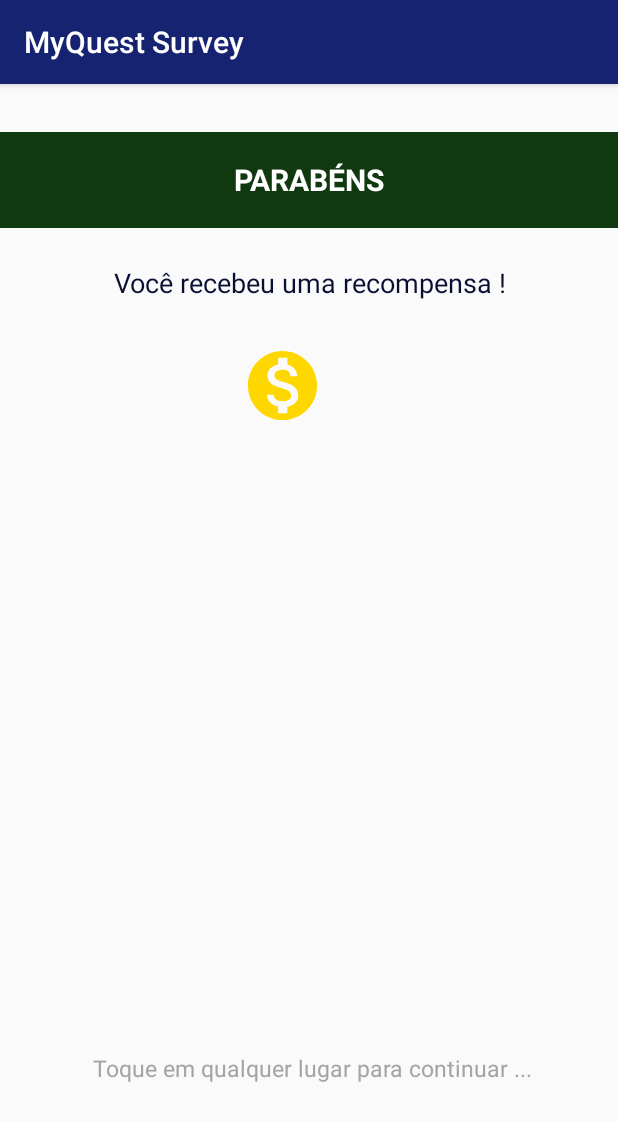
After one commit to tbelem/tccifsp, an Android app: the RecompensaActivity screen opened directly, with no data from a screen before it, on a phone screen of 412 x 824 dp. The commit adds this screen. Shown: the top 1121 px of the screen. Run offline under Robolectric (Android 15) with nearby library versions, the phone set to English and light mode, and no system bars; our stand-ins replace Firebase (no records; nobody signed in at launch, a user with empty details on screens opened directly); 1 statement that could not run was skipped.

Commit message:
Fluxo de resposta e recompensa completo

```diff
--- a/app/build.gradle
+++ b/app/build.gradle
@@ -34,4 +34,5 @@ dependencies {
 
 
 
+
 apply plugin: 'com.google.gms.google-services'
--- a/app/src/main/java/proj/ifsp/tcc1/Activity/HomeActivity.java
+++ b/app/src/main/java/proj/ifsp/tcc1/Activity/HomeActivity.java
@@ -146,6 +146,10 @@ public class HomeActivity extends AppCompatActivity {
 
                 pendentes.clear();
 
+                if(dataSnapshot.getChildrenCount() == 0){
+                    pa.notifyDataSetChanged();
+                }
+
                 for (DataSnapshot row : dataSnapshot.getChildren()){
 
                     DatabaseReference buscaQuestionario = InstanceFactory.getDBInstance().getReference("questionarios").child(row.getKey());
@@ -171,7 +175,6 @@ public class HomeActivity extends AppCompatActivity {
                     });
 
                 }
-
             }
 
             @Override
--- /dev/null
+++ b/app/src/main/java/proj/ifsp/tcc1/Activity/RecompensaActivity.java
@@ -0,0 +1,154 @@
+package proj.ifsp.tcc1.Activity;
+
+import android.content.Intent;
+import android.provider.ContactsContract;
+import android.support.constraint.ConstraintLayout;
+import android.support.v7.app.AppCompatActivity;
+import android.os.Bundle;
+import android.util.Log;
+import android.view.View;
+import android.widget.TextView;
+
+import com.google.firebase.database.DataSnapshot;
+import com.google.firebase.database.DatabaseError;
+import com.google.firebase.database.DatabaseReference;
+import com.google.firebase.database.ValueEventListener;
+
+import proj.ifsp.tcc1.Model.Movimentacao;
+import proj.ifsp.tcc1.Model.Questionario;
+import proj.ifsp.tcc1.Model.Usuario;
+import proj.ifsp.tcc1.R;
+import proj.ifsp.tcc1.Util.DateConverter;
+import proj.ifsp.tcc1.Util.InstanceFactory;
+
+public class RecompensaActivity extends AppCompatActivity {
+
+    private TextView txtRecompensa;
+
+    private Questionario questionario;
+    private Usuario usuario;
+    private boolean ready;
+
+    @Override
+    protected void onCreate(Bundle savedInstanceState) {
+        super.onCreate(savedInstanceState);
+        setContentView(R.layout.activity_recompensa);
+
+        txtRecompensa = (TextView) findViewById(R.id.txRecompensa);
+
+        txtRecompensa.setText("");
+
+        ready = false;
+
+        buscaQuestionario(this.getIntent().getStringExtra("questionarioID")
+                         ,this.getIntent().getStringExtra("usuarioID"));
+
+        ConstraintLayout tela = (ConstraintLayout) findViewById(R.id.recompensaLayout);
+        tela.setOnClickListener(new View.OnClickListener() {
+            @Override
+            public void onClick(View view) {
+                if(ready){
+                    finish();
+                }
+            }
+        });
+    }
+
+    private void buscaQuestionario(String pQuestionarioID, final String pUsuarioID){
+        DatabaseReference query = InstanceFactory.getDBInstance().getReference("questionarios").child(pQuestionarioID);
+
+        query.addListenerForSingleValueEvent(new ValueEventListener() {
+            @Override
+            public void onDataChange(DataSnapshot dataSnapshot) {
+                questionario = dataSnapshot.getValue(Questionario.class);
+                questionario.setId(dataSnapshot.getKey());
+
+                if (questionario == null){
+                    Log.e("DATABASE ERROR","Questionario nao encontrado !");
+                }
+                else{
+                    buscaUsuario(pUsuarioID);
+                }
+            }
+
+            @Override
+            public void onCancelled(DatabaseError databaseError) {
+                Log.e("DATABASE ERROR",databaseError.toString());
+            }
+        });
+    }
+
+    private void buscaUsuario(String pUsuarioID){
+        DatabaseReference query = InstanceFactory.getDBInstance().getReference("usuarios").child(pUsuarioID);
+
+        query.addListenerForSingleValueEvent(new ValueEventListener() {
+            @Override
+            public void onDataChange(DataSnapshot dataSnapshot) {
+                usuario = dataSnapshot.getValue(Usuario.class);
+                usuario.setUID(dataSnapshot.getKey());
+
+                if (usuario == null){
+                    Log.e("DATABASE ERROR","Usuario nao encontrado !");
+                }
+                else{
+                    calculaSaldo();
+                }
+            }
+
+            @Override
+            public void onCancelled(DatabaseError databaseError) {
+                Log.e("DATABASE ERROR",databaseError.toString());
+            }
+        });
+    }
+
+    private void calculaSaldo(){
+        int novoSaldo = usuario.getSaldo() + questionario.getRecompensa();
+
+        DatabaseReference node = InstanceFactory.getDBInstance().getReference("usuarios").child(usuario.getUID());
+
+        node.child("saldo").setValue(novoSaldo, new DatabaseReference.CompletionListener() {
+            @Override
+            public void onComplete(DatabaseError databaseError, DatabaseReference databaseReference) {
+                if (databaseError == null){
+                    txtRecompensa.setText(String.valueOf(questionario.getRecompensa()));
+                    salvaMovimentacao();
+                }
+                else {
+                    Log.e("DATABASE ERROR",databaseError.toString());
+                }
+            }
+        });
+    }
+
+    private void salvaMovimentacao(){
+        DatabaseReference node = InstanceFactory.getDBInstance().getReference("movimentacao").child(usuario.getUID());
+
+        Movimentacao movimentacao = new Movimentacao();
+
+        movimentacao.setData(DateConverter.sysdateToTimestamp());
+        movimentacao.setDescricao("Resposta Questionario");
+        movimentacao.setTipo("credito");
+        movimentacao.setValor(questionario.getRecompensa());
+
+        node.push().setValue(movimentacao);
+
+        retiraPendencia();
+    }
+
+    private void retiraPendencia(){
+        DatabaseReference node = InstanceFactory.getDBInstance().getReference("usuarios").child(usuario.getUID()).child("pendentes");
+
+        node.child(questionario.getId()).removeValue(new DatabaseReference.CompletionListener() {
+            @Override
+            public void onComplete(DatabaseError databaseError, DatabaseReference databaseReference) {
+                if (databaseError == null){
+                    ready = true;
+                }
+                else{
+                    Log.e("DATABASE ERROR",databaseError.toString());
+                }
+            }
+        });
+    }
+}
--- /dev/null
+++ b/app/src/main/res/drawable/ic_big_coin.xml
@@ -0,0 +1,4 @@
+<vector android:height="55dp" android:viewportHeight="24.0"
+    android:viewportWidth="24.0" android:width="55dp" xmlns:android="http://schemas.android.com/apk/res/android">
+    <path android:fillColor="@color/creditColor" android:pathData="M12,2C6.48,2 2,6.48 2,12s4.48,10 10,10 10,-4.48 10,-10S17.52,2 12,2zM13.41,18.09L13.41,20h-2.67v-1.93c-1.71,-0.36 -3.16,-1.46 -3.27,-3.4h1.96c0.1,1.05 0.82,1.87 2.65,1.87 1.96,0 2.4,-0.98 2.4,-1.59 0,-0.83 -0.44,-1.61 -2.67,-2.14 -2.48,-0.6 -4.18,-1.62 -4.18,-3.67 0,-1.72 1.39,-2.84 3.11,-3.21L10.74,4h2.67v1.95c1.86,0.45 2.79,1.86 2.85,3.39L14.3,9.34c-0.05,-1.11 -0.64,-1.87 -2.22,-1.87 -1.5,0 -2.4,0.68 -2.4,1.64 0,0.84 0.65,1.39 2.67,1.91s4.18,1.39 4.18,3.91c-0.01,1.83 -1.38,2.83 -3.12,3.16z"/>
+</vector>
--- a/app/src/main/res/layout/activity_alternativa.xml
+++ b/app/src/main/res/layout/activity_alternativa.xml
@@ -141,6 +141,7 @@
             android:layout_marginEnd="0dp"
             android:layout_marginTop="32dp"
             android:backgroundTint="@color/colorSecondaryDark"
+            android:onClick="concluirQuestionario"
             android:text="@string/btConcluir"
             android:textColor="@color/colorTextSecondary"
             android:visibility="invisible"
--- /dev/null
+++ b/app/src/main/res/layout/activity_recompensa.xml
@@ -0,0 +1,82 @@
+<?xml version="1.0" encoding="utf-8"?>
+<android.support.constraint.ConstraintLayout xmlns:android="http://schemas.android.com/apk/res/android"
+    xmlns:app="http://schemas.android.com/apk/res-auto"
+    xmlns:tools="http://schemas.android.com/tools"
+    android:layout_width="match_parent"
+    android:layout_height="match_parent"
+    tools:context="proj.ifsp.tcc1.Activity.RecompensaActivity"
+    android:id="@+id/recompensaLayout">
+
+    <TextView
+        android:id="@+id/lbParabens"
+        android:layout_width="0dp"
+        android:layout_height="64dp"
+        android:layout_marginTop="32dp"
+        android:background="@color/colorSecondaryDark"
+        android:gravity="center"
+        android:text="@string/txParabens"
+        android:textAlignment="center"
+        android:textColor="@color/colorTextSecondary"
+        android:textSize="@dimen/titleSize"
+        android:textStyle="bold"
+        app:layout_constraintLeft_toLeftOf="parent"
+        app:layout_constraintRight_toRightOf="parent"
+        app:layout_constraintTop_toTopOf="parent" />
+
+    <TextView
+        android:id="@+id/lbRecebimento"
+        android:layout_width="wrap_content"
+        android:layout_height="wrap_content"
+        android:layout_marginEnd="8dp"
+        android:layout_marginLeft="0dp"
+        android:layout_marginRight="0dp"
+        android:layout_marginStart="8dp"
+        android:layout_marginTop="24dp"
+        android:text="@string/txRecebimento"
+        android:textAlignment="center"
+        android:textColor="@color/colorPrimaryDark"
+        android:textSize="@dimen/LabelSize"
+        app:layout_constraintLeft_toLeftOf="parent"
+        app:layout_constraintRight_toRightOf="parent"
+        app:layout_constraintTop_toBottomOf="@+id/lbParabens" />
+
+    <TextView
+        android:id="@+id/lbToque"
+        android:layout_width="wrap_content"
+        android:layout_height="wrap_content"
+        android:layout_marginEnd="8dp"
+        android:layout_marginLeft="0dp"
+        android:layout_marginRight="0dp"
+        android:layout_marginStart="8dp"
+        android:layout_marginTop="0dp"
+        android:text="@string/txToque"
+        android:textAlignment="center"
+        android:textColor="@color/disabledLabel"
+        android:textSize="@dimen/SmallText"
+        app:layout_constraintHorizontal_bias="0.52"
+        app:layout_constraintLeft_toLeftOf="parent"
+        app:layout_constraintRight_toRightOf="parent"
+        app:layout_constraintTop_toBottomOf="@+id/txRecompensa"
+        app:layout_constraintBottom_toBottomOf="parent"
+        android:layout_marginBottom="0dp"
+        app:layout_constraintVertical_bias="0.8" />
+
+    <TextView
+        android:id="@+id/txRecompensa"
+        android:layout_width="wrap_content"
+        android:layout_height="wrap_content"
+        android:layout_marginLeft="0dp"
+        android:layout_marginRight="0dp"
+        android:layout_marginTop="16dp"
+        android:drawableStart="@drawable/ic_big_coin"
+        android:gravity="center"
+        android:text="12"
+        android:textAlignment="center"
+        android:textColor="@color/creditColor"
+        android:textSize="@dimen/RecompText"
+        android:textStyle="bold"
+        app:layout_constraintHorizontal_bias="0.45"
+        app:layout_constraintLeft_toLeftOf="parent"
+        app:layout_constraintRight_toRightOf="parent"
+        app:layout_constraintTop_toBottomOf="@+id/lbRecebimento" />
+</android.support.constraint.ConstraintLayout>
--- a/app/src/main/res/values/dimens.xml
+++ b/app/src/main/res/values/dimens.xml
@@ -2,6 +2,9 @@
 <resources>
     <dimen name="LogoWidth">150dp</dimen>
     <dimen name="LogoHeight">120dp</dimen>
+    <dimen name="BigText">30sp</dimen>
+    <dimen name="RecompText">60sp</dimen>
+    <dimen name="SmallText">15sp</dimen>
     <dimen name="titleSize">20sp</dimen>
     <dimen name="LabelSize">18sp</dimen>
     <dimen name="ListItemSize">30dp</dimen>
--- a/app/src/main/res/values/strings.xml
+++ b/app/src/main/res/values/strings.xml
@@ -36,5 +36,10 @@
     <string name="btConcluir">Concluir</string>
     <string name="textoTeste">Como você avalia sua experiência geral na última vez que você visitou o Instituto Federal de São Paulo ?</string>
 
+    <!-- Recompensa Activity -->
+    <string name="txParabens">PARABÉNS</string>
+    <string name="txRecebimento">Você recebeu uma recompensa !</string>
+    <string name="txToque">Toque em qualquer lugar para continuar ...</string>
+
 
 </resources>
```
Also changed, not shown: app/src/main/AndroidManifest.xml (+4 -3 lines), app/src/main/java/proj/ifsp/tcc1/Activity/AlternativaActivity.java (+28 -3 lines), app/src/main/java/proj/ifsp/tcc1/Model/Movimentacao.java (added, +60 -0 lines).
